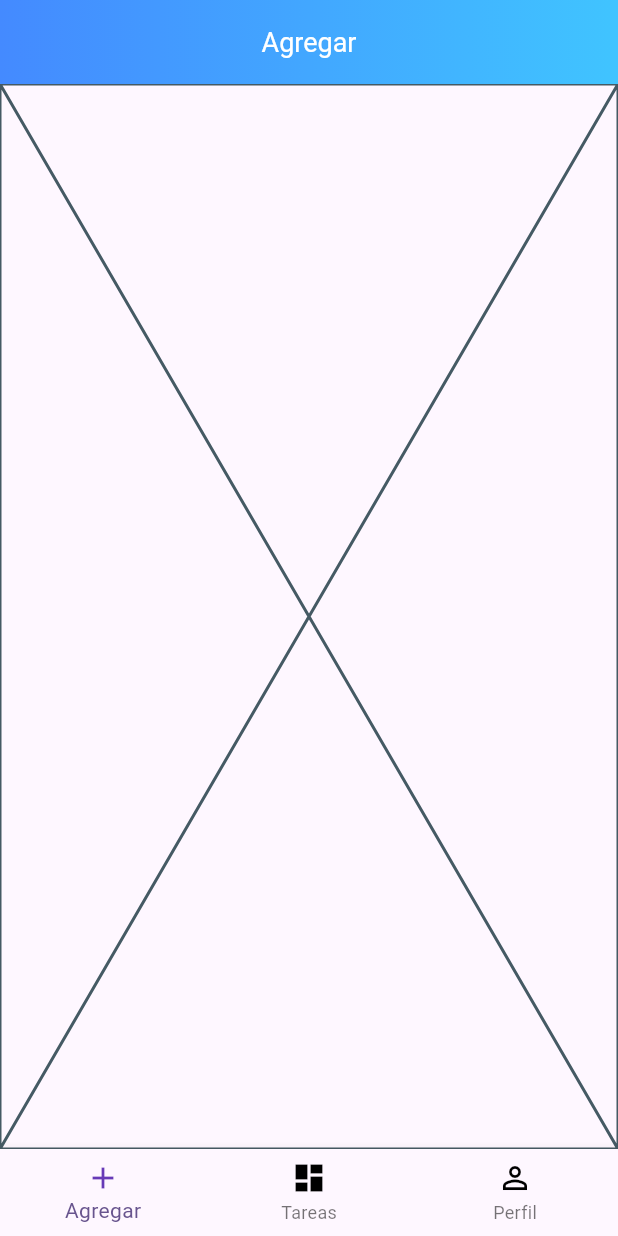
After one commit to ReyDeleyk1517/ReservaYa, a Flutter app: the AccountScreen screen opened directly, after a tap on "Agenda de tareas", on a phone screen of 412 x 824 dp. The commit adds this screen. Run offline on Flutter 3.47's test engine with Material 3 defaults, Android fonts, the light colour scheme and no system bars; our stand-ins replace cloud_firestore, custom_rating_bar, firebase_auth, firebase_core, firebase_storage, get and 2 more; missing offline and left inert: pay; accounts and stored records are empty.

Commit message:
agregar unas pantallas adicionales

```diff
--- a/reserva_ya/lib/view/finances_home_screen.dart
+++ b/reserva_ya/lib/view/finances_home_screen.dart
@@ -54,8 +54,8 @@ class _FinancesHomeScreenState extends State<FinancesHomeScreen>{
           decoration: const BoxDecoration(
             gradient: LinearGradient(
               colors: [
-                Colors.pinkAccent,
-                Colors.amber,
+                Colors.blueAccent,
+                Colors.lightBlueAccent,
               ],
               begin: FractionalOffset(0, 0),
               end: FractionalOffset(1, 0),
--- a/reserva_ya/lib/view/guestScreens/account_screen.dart
+++ b/reserva_ya/lib/view/guestScreens/account_screen.dart
@@ -1,6 +1,7 @@
 import 'package:reserva_ya/model/app_constants.dart';
 import 'package:reserva_ya/view/finances_home_screen.dart';
 import 'package:reserva_ya/view/guest_home_screen.dart';
+import 'package:reserva_ya/view/homework_home_screen.dart';
 import 'package:reserva_ya/view/host_home_screen.dart';
 import 'package:reserva_ya/view_model/user_view_model.dart';
 import 'package:firebase_auth/firebase_auth.dart';
@@ -36,6 +37,11 @@ class _AccountScreenState extends State<AccountScreen> {
   getToFinanceScreen() async {
     //error parameter index is not defined
     Get.to(FinancesHomeScreen());
+  }
+
+  getToHomeworkScreen() async {
+    //error parameter index is not defined
+    Get.to(HomeworkHomeScreen());
   }
 
   @override
@@ -109,6 +115,8 @@ class _AccountScreenState extends State<AccountScreen> {
             const SizedBox(height: 10),
             _buildButton("Asistente de finanzas", Icons.currency_exchange, getToFinanceScreen),
             const SizedBox(height: 10),
+            _buildButton("Agenda de tareas", Icons.book, getToHomeworkScreen),
+            const SizedBox(height: 10),
             _buildButton("Cerrar sesion", Icons.login_outlined, () {}),
           ],
         ),
@@ -121,7 +129,10 @@ class _AccountScreenState extends State<AccountScreen> {
       width: double.infinity,
       decoration: const BoxDecoration(
         gradient: LinearGradient(
-          colors: [Colors.pinkAccent, Colors.amber],
+          colors: [
+            Colors.blueAccent,
+            Colors.lightBlueAccent,
+          ],
           begin: FractionalOffset(0, 0),
           end: FractionalOffset(1, 0),
           stops: [0, 1],
--- /dev/null
+++ b/reserva_ya/lib/view/homeworkScreens/add_homework_screen.dart
@@ -0,0 +1,15 @@
+import 'package:flutter/material.dart';
+
+class AddHomeworkScreen extends StatefulWidget {
+  const AddHomeworkScreen({super.key});
+
+  @override
+  State<AddHomeworkScreen> createState() => _AddHomeworkScreenState();
+}
+
+class _AddHomeworkScreenState extends State<AddHomeworkScreen> {
+  @override
+  Widget build(BuildContext context) {
+    return const Placeholder();
+  }
+}
--- /dev/null
+++ b/reserva_ya/lib/view/homework_home_screen.dart
@@ -0,0 +1,85 @@
+// Página para ver las tareas
+import 'package:reserva_ya/view/guestScreens/account_screen.dart';
+import 'package:flutter/material.dart';
+import 'package:reserva_ya/view/homeworkScreens/add_homework_screen.dart';
+import 'package:reserva_ya/view/homeworkScreens/homework_screen.dart';
+
+class HomeworkHomeScreen extends StatefulWidget {
+  const HomeworkHomeScreen({super.key});
+
+  @override
+  State<HomeworkHomeScreen> createState() => _HomeworkHomeScreenState();
+}
+
+class _HomeworkHomeScreenState extends State<HomeworkHomeScreen> {
+  int selectedIndex = 0;
+
+  final List<String> stringTitles = [
+    'Agregar',
+    'Tareas',
+    'Perfil',
+  ];
+
+  final List<Widget> screens = [
+    AddHomeworkScreen(),
+    HomeworkScreen(), // Reemplazamos con HomeworkScreen.
+    AccountScreen(),
+  ];
+
+  BottomNavigationBarItem customNavigationBarItem(int index, IconData iconData, String title) {
+    return BottomNavigationBarItem(
+      icon: Icon(
+        iconData,
+        color: Colors.black,
+      ),
+      activeIcon: Icon(
+        iconData,
+        color: Colors.deepPurple,
+      ),
+      label: title,
+    );
+  }
+
+  @override
+  Widget build(BuildContext context) {
+    return Scaffold(
+      appBar: AppBar(
+        flexibleSpace: Container(
+          decoration: const BoxDecoration(
+            gradient: LinearGradient(
+              colors: [
+                Colors.blueAccent,
+                Colors.lightBlueAccent,
+              ],
+              begin: FractionalOffset(0, 0),
+              end: FractionalOffset(1, 0),
+              stops: [0, 1],
+              tileMode: TileMode.clamp,
+            ),
+          ),
+        ),
+        title: Text(
+          stringTitles[selectedIndex],
+          style: const TextStyle(fontSize: 18, color: Colors.white),
+        ),
+        automaticallyImplyLeading: false,
+        centerTitle: true,
+      ),
+      body: screens[selectedIndex],
+      bottomNavigationBar: BottomNavigationBar(
+        onTap: (i) {
+          setState(() {
+            selectedIndex = i;
+          });
+        },
+        currentIndex: selectedIndex,
+        type: BottomNavigationBarType.fixed,
+        items: <BottomNavigationBarItem>[
+          customNavigationBarItem(0, Icons.add, stringTitles[0]),
+          customNavigationBarItem(1, Icons.dashboard, stringTitles[1]),
+          customNavigationBarItem(2, Icons.person_outline, stringTitles[2]),
+        ],
+      ),
+    );
+  }
+}
--- a/reserva_ya/lib/view/host_home_screen.dart
+++ b/reserva_ya/lib/view/host_home_screen.dart
@@ -62,8 +62,8 @@ class _HostHomeScreenState extends State<HostHomeScreen>{
           decoration: const BoxDecoration(
             gradient: LinearGradient(
               colors: [
-                Colors.pinkAccent,
-                Colors.amber,
+                Colors.blueAccent,
+                Colors.lightBlueAccent,
               ],
               begin: FractionalOffset(0, 0),
               end: FractionalOffset(1, 0),
--- a/reserva_ya/lib/view/login_screen.dart
+++ b/reserva_ya/lib/view/login_screen.dart
@@ -38,7 +38,7 @@ class _LoginScreenState extends State<LoginScreen> {
           padding: const EdgeInsets.all(16.0),
           children: [
             Image.asset(
-              "assets/images/logo.png",
+              "assets/images/logo.jpg",
             ),
             const SizedBox(height: 20),
             const Text(
```
Also changed, not shown: reserva_ya/lib/view/guest_home_screen.dart (+4 -4 lines), reserva_ya/lib/view/homeworkScreens/homework_screen.dart (added, +15 -0 lines), reserva_ya/assets/images/logo.jpg (added), reserva_ya/assets/images/logo2.png (renamed from reserva_ya/assets/images/logo.png).
